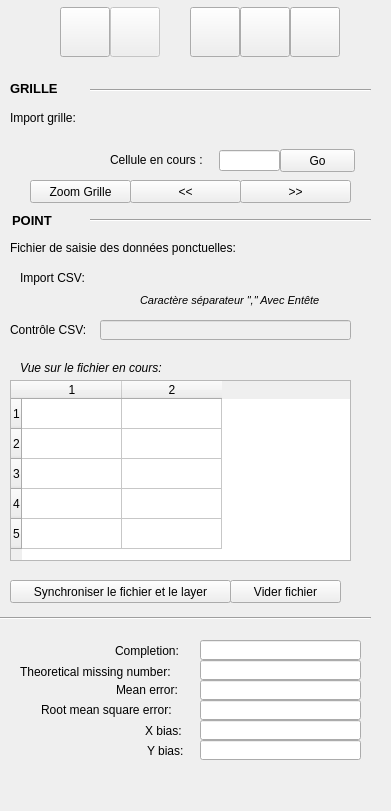
This is editdata/geodata_matching_dialog_base.ui in mdvandamme/PoussePousseEditData as Qt 5 draws it before an edit. The edited form follows.
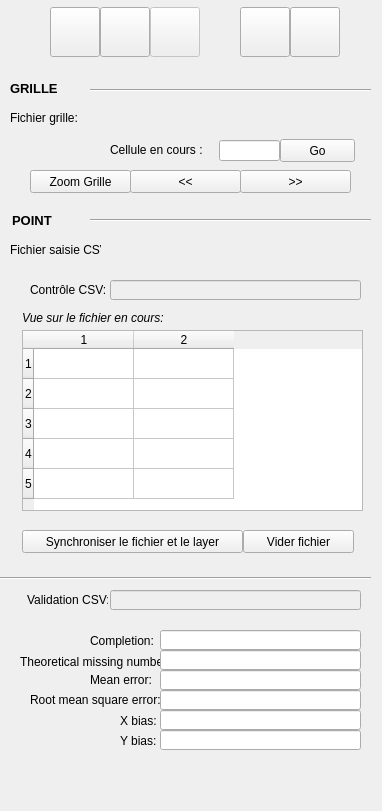
This is the edited form. Icons and pictures are not drawn. Custom widgets are drawn as their Qt base class.

Commit message: interface graphique

What changed in the file:
```diff
--- a/editdata/geodata_matching_dialog_base.ui
+++ b/editdata/geodata_matching_dialog_base.ui
@@ -6,7 +6,7 @@
    <rect>
     <x>0</x>
     <y>0</y>
-    <width>391</width>
+    <width>382</width>
     <height>811</height>
    </rect>
   </property>
@@ -24,7 +24,7 @@
     <property name="geometry">
      <rect>
       <x>240</x>
-      <y>180</y>
+      <y>170</y>
       <width>111</width>
       <height>23</height>
      </rect>
@@ -37,7 +37,7 @@
     <property name="geometry">
      <rect>
       <x>110</x>
-      <y>150</y>
+      <y>140</y>
       <width>101</width>
       <height>20</height>
      </rect>
@@ -50,7 +50,7 @@
     <property name="geometry">
      <rect>
       <x>219</x>
-      <y>150</y>
+      <y>140</y>
       <width>61</width>
       <height>21</height>
      </rect>
@@ -60,7 +60,7 @@
     <property name="geometry">
      <rect>
       <x>280</x>
-      <y>149</y>
+      <y>139</y>
       <width>75</width>
       <height>23</height>
      </rect>
@@ -72,8 +72,8 @@
    <widget class="QTableWidget" name="tableCoordFeu">
     <property name="geometry">
      <rect>
-      <x>10</x>
-      <y>380</y>
+      <x>22</x>
+      <y>330</y>
       <width>341</width>
       <height>181</height>
      </rect>
@@ -95,8 +95,8 @@
    <widget class="QPushButton" name="btSynchronize">
     <property name="geometry">
      <rect>
-      <x>10</x>
-      <y>580</y>
+      <x>22</x>
+      <y>530</y>
       <width>221</width>
       <height>23</height>
      </rect>
@@ -125,7 +125,7 @@
      </rect>
     </property>
     <property name="text">
-     <string>Import grille:</string>
+     <string>Fichier grille:</string>
     </property>
    </widget>
    <widget class="Line" name="line_2">
@@ -141,24 +141,11 @@
      <enum>Qt::Horizontal</enum>
     </property>
    </widget>
-   <widget class="QLabel" name="label_4">
-    <property name="geometry">
-     <rect>
-      <x>10</x>
-      <y>240</y>
-      <width>261</width>
-      <height>16</height>
-     </rect>
-    </property>
-    <property name="text">
-     <string>Fichier de saisie des données ponctuelles:</string>
-    </property>
-   </widget>
    <widget class="QPushButton" name="btPrec">
     <property name="geometry">
      <rect>
       <x>130</x>
-      <y>180</y>
+      <y>170</y>
       <width>111</width>
       <height>23</height>
      </rect>
@@ -171,7 +158,7 @@
     <property name="geometry">
      <rect>
       <x>30</x>
-      <y>180</y>
+      <y>170</y>
       <width>101</width>
       <height>23</height>
      </rect>
@@ -183,8 +170,8 @@
    <widget class="QgsFileWidget" name="fileOuvrirInventaireCSV">
     <property name="geometry">
      <rect>
-      <x>100</x>
-      <y>260</y>
+      <x>110</x>
+      <y>230</y>
       <width>251</width>
       <height>27</height>
      </rect>
@@ -193,44 +180,21 @@
    <widget class="QLabel" name="label_2">
     <property name="geometry">
      <rect>
-      <x>20</x>
-      <y>270</y>
-      <width>81</width>
-      <height>16</height>
-     </rect>
-    </property>
-    <property name="text">
-     <string>Import CSV:</string>
-    </property>
-   </widget>
-   <widget class="QLabel" name="label_5">
-    <property name="geometry">
-     <rect>
-      <x>140</x>
-      <y>290</y>
-      <width>221</width>
+      <x>10</x>
+      <y>240</y>
+      <width>91</width>
       <height>20</height>
      </rect>
     </property>
-    <property name="font">
-     <font>
-      <family>Arial</family>
-      <pointsize>8</pointsize>
-      <italic>true</italic>
-     </font>
-    </property>
-    <property name="cursor">
-     <cursorShape>ArrowCursor</cursorShape>
-    </property>
     <property name="text">
-     <string>Caractère séparateur &quot;,&quot; Avec Entête</string>
+     <string>Fichier saisie CSV:</string>
     </property>
    </widget>
    <widget class="QPushButton" name="btViderFichier">
     <property name="geometry">
      <rect>
-      <x>230</x>
-      <y>580</y>
+      <x>243</x>
+      <y>530</y>
       <width>111</width>
       <height>23</height>
      </rect>
@@ -242,7 +206,7 @@
    <widget class="QPushButton" name="btControler">
     <property name="geometry">
      <rect>
-      <x>60</x>
+      <x>100</x>
       <y>7</y>
       <width>50</width>
       <height>50</height>
@@ -265,8 +229,8 @@
    <widget class="QLabel" name="label_6">
     <property name="geometry">
      <rect>
-      <x>20</x>
-      <y>360</y>
+      <x>22</x>
+      <y>310</y>
       <width>151</width>
       <height>16</height>
      </rect>
@@ -297,8 +261,8 @@
    <widget class="QLabel" name="label_7">
     <property name="geometry">
      <rect>
-      <x>10</x>
-      <y>320</y>
+      <x>30</x>
+      <y>280</y>
       <width>91</width>
       <height>20</height>
      </rect>
@@ -313,8 +277,8 @@
     </property>
     <property name="geometry">
      <rect>
-      <x>100</x>
-      <y>320</y>
+      <x>110</x>
+      <y>280</y>
       <width>251</width>
       <height>20</height>
      </rect>
@@ -326,7 +290,7 @@
     </property>
     <property name="geometry">
      <rect>
-      <x>110</x>
+      <x>150</x>
       <y>7</y>
       <width>50</width>
       <height>50</height>
@@ -349,7 +313,7 @@
    <widget class="QPushButton" name="btReload">
     <property name="geometry">
      <rect>
-      <x>240</x>
+      <x>50</x>
       <y>7</y>
       <width>50</width>
       <height>50</height>
@@ -395,8 +359,8 @@
    <widget class="QLabel" name="label_8">
     <property name="geometry">
      <rect>
-      <x>115</x>
-      <y>643</y>
+      <x>90</x>
+      <y>633</y>
       <width>71</width>
       <height>16</height>
      </rect>
@@ -409,8 +373,8 @@
     <property name="geometry">
      <rect>
       <x>20</x>
-      <y>662</y>
-      <width>171</width>
+      <y>652</y>
+      <width>141</width>
       <height>20</height>
      </rect>
     </property>
@@ -421,8 +385,8 @@
    <widget class="QLabel" name="label_10">
     <property name="geometry">
      <rect>
-      <x>116</x>
-      <y>680</y>
+      <x>90</x>
+      <y>670</y>
       <width>71</width>
       <height>20</height>
      </rect>
@@ -434,8 +398,8 @@
    <widget class="QLabel" name="label_11">
     <property name="geometry">
      <rect>
-      <x>41</x>
-      <y>702</y>
+      <x>30</x>
+      <y>692</y>
       <width>151</width>
       <height>16</height>
      </rect>
@@ -447,8 +411,8 @@
    <widget class="QLabel" name="label_12">
     <property name="geometry">
      <rect>
-      <x>145</x>
-      <y>724</y>
+      <x>120</x>
+      <y>714</y>
       <width>46</width>
       <height>13</height>
      </rect>
@@ -460,8 +424,8 @@
    <widget class="QLabel" name="label_13">
     <property name="geometry">
      <rect>
-      <x>147</x>
-      <y>744</y>
+      <x>120</x>
+      <y>734</y>
       <width>46</width>
       <height>13</height>
      </rect>
@@ -473,9 +437,9 @@
    <widget class="QLineEdit" name="txtCompletion">
     <property name="geometry">
      <rect>
-      <x>200</x>
-      <y>640</y>
-      <width>161</width>
+      <x>160</x>
+      <y>630</y>
+      <width>201</width>
       <height>20</height>
      </rect>
     </property>
@@ -483,9 +447,9 @@
    <widget class="QLineEdit" name="txtMissing">
     <property name="geometry">
      <rect>
-      <x>200</x>
-      <y>660</y>
-      <width>161</width>
+      <x>160</x>
+      <y>650</y>
+      <width>201</width>
       <height>20</height>
      </rect>
     </property>
@@ -493,9 +457,9 @@
    <widget class="QLineEdit" name="txtError">
     <property name="geometry">
      <rect>
-      <x>200</x>
-      <y>680</y>
-      <width>161</width>
+      <x>160</x>
+      <y>670</y>
+      <width>201</width>
       <height>20</height>
      </rect>
     </property>
@@ -503,9 +467,9 @@
    <widget class="QLineEdit" name="txtRMSE">
     <property name="geometry">
      <rect>
-      <x>200</x>
-      <y>700</y>
-      <width>161</width>
+      <x>160</x>
+      <y>690</y>
+      <width>201</width>
       <height>20</height>
      </rect>
     </property>
@@ -513,9 +477,9 @@
    <widget class="QLineEdit" name="txtSBN">
     <property name="geometry">
      <rect>
-      <x>200</x>
-      <y>740</y>
-      <width>161</width>
+      <x>160</x>
+      <y>730</y>
+      <width>201</width>
       <height>20</height>
      </rect>
     </property>
@@ -523,9 +487,9 @@
    <widget class="QLineEdit" name="txtSBE">
     <property name="geometry">
      <rect>
-      <x>200</x>
-      <y>720</y>
-      <width>161</width>
+      <x>160</x>
+      <y>710</y>
+      <width>201</width>
       <height>20</height>
      </rect>
     </property>
@@ -534,7 +498,7 @@
     <property name="geometry">
      <rect>
       <x>0</x>
-      <y>610</y>
+      <y>570</y>
       <width>371</width>
       <height>16</height>
      </rect>
@@ -586,7 +550,7 @@
    <widget class="QPushButton" name="btNew">
     <property name="geometry">
      <rect>
-      <x>190</x>
+      <x>240</x>
       <y>7</y>
       <width>50</width>
       <height>50</height>
@@ -606,6 +570,32 @@
      </size>
     </property>
    </widget>
+   <widget class="QLineEdit" name="fileValidationCSV">
+    <property name="enabled">
+     <bool>false</bool>
+    </property>
+    <property name="geometry">
+     <rect>
+      <x>110</x>
+      <y>590</y>
+      <width>251</width>
+      <height>20</height>
+     </rect>
+    </property>
+   </widget>
+   <widget class="QLabel" name="label_16">
+    <property name="geometry">
+     <rect>
+      <x>27</x>
+      <y>590</y>
+      <width>81</width>
+      <height>20</height>
+     </rect>
+    </property>
+    <property name="text">
+     <string>Validation CSV:</string>
+    </property>
+   </widget>
   </widget>
  </widget>
  <customwidgets>
```
Left out of the diff: 4 changed lines with no effect on the pictures. The commit also changes 4 other files.
